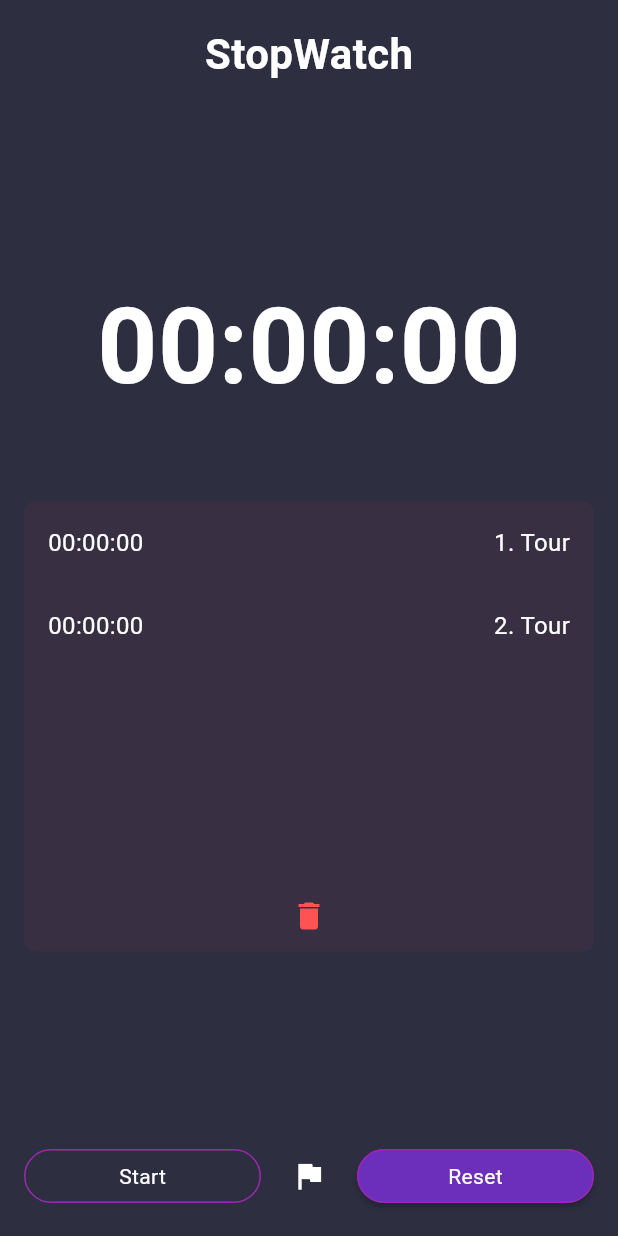
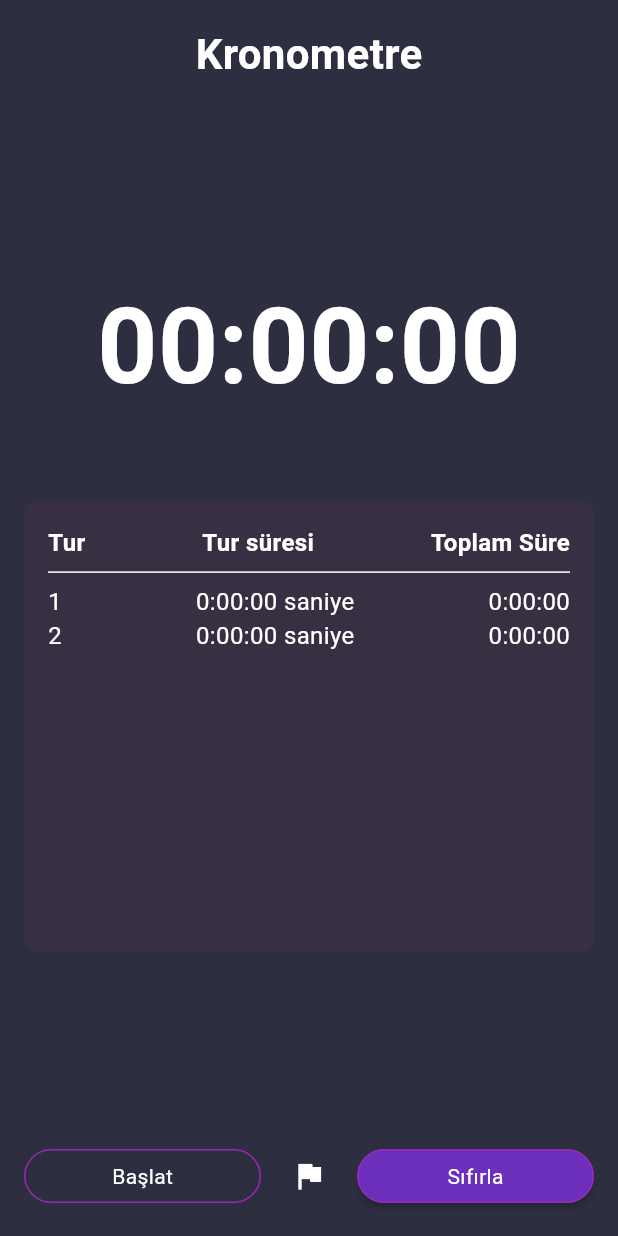
Before and after one commit to rasitesdmr/pokeme, a Flutter app: the StopWatchScreen screen opened directly, item 2 of the bottom bar chosen, after a tap on the "flag" icon, on a phone screen of 412 x 824 dp. Run offline on Flutter 3.47's test engine with Material 3 defaults, Android fonts, the phone set to English and light mode, and no system bars; our stand-ins replace dotted_border, flutter_local_notifications, flutter_slidable, rxdart, sqflite; missing offline and left inert: android_alarm_manager_plus, android_intent, flutter_analog_clock; accounts and stored records are empty.

Commit message:
Stopwatch updated

```diff
--- a/lib/screens/stopwatch_screens.dart
+++ b/lib/screens/stopwatch_screens.dart
@@ -13,7 +13,7 @@ class _StopWatchScreenState extends State<StopWatchScreen> {
   String digitSeconds = "00", digitminutes = "00", digitHours = "00";
   Timer? timer;
   bool started = false;
-  List laps = [];
+  List<Map<String, dynamic>> laps = [];
 
   void stop() {
     timer!.cancel();
@@ -32,15 +32,66 @@ class _StopWatchScreenState extends State<StopWatchScreen> {
       digitminutes = "00";
       digitHours = "00";
       started = false;
+      laps.clear();
     });
   }
 
+  String _calculateTotalTime() {
+    int totalSeconds = laps.fold<int>(0, (previous, lap) => previous + (lap['tur_suresi'] as int? ?? 0));
+    int totalHours = totalSeconds ~/ 3600;
+    int totalMinutes = (totalSeconds % 3600) ~/ 60;
+    int totalRemainingSeconds = totalSeconds % 60;
+
+    return "$totalHours:${totalMinutes.toString().padLeft(2, '0')}:${totalRemainingSeconds.toString().padLeft(2, '0')}";
+  }
+
   void addLaps() {
-    String lap = "$digitHours:$digitminutes:$digitSeconds";
+    int currentSeconds = seconds + (60 * minutes) + (3600 * hours);
+
+    String lapTime = _formatTime(currentSeconds);
+
+    Map<String, dynamic> lapData = {
+      'tur': laps.length + 1,
+      'tur_suresi': (laps.isEmpty) ? "0:00:00" : _calculateDifference(lapTime),
+      'toplam_sure': (laps.isEmpty) ? "0:00:00" : lapTime,
+    };
+
     setState(() {
-      laps.add(lap);
+      laps.add(lapData);
     });
   }
+
+  String _calculateDifference(String currentLapTime) {
+    int currentSeconds = _calculateSeconds(currentLapTime);
+
+    String previousLapTime = laps.last['toplam_sure'];
+    int previousSeconds = _calculateSeconds(previousLapTime);
+
+    int differenceSeconds = currentSeconds - previousSeconds;
+
+    return _formatTime(differenceSeconds);
+  }
+
+  int _calculateSeconds(String lapTime) {
+    List<String> timeParts = lapTime.split(':');
+    int hours = int.parse(timeParts[0]);
+    int minutes = int.parse(timeParts[1]);
+    int seconds = int.parse(timeParts[2]);
+
+    return seconds + (60 * minutes) + (3600 * hours);
+  }
+
+
+  String _formatTime(num seconds) {
+    int hours = seconds ~/ 3600;
+    int minutes = (seconds % 3600) ~/ 60;
+    int remainingSeconds = seconds.toInt() % 60;
+
+    return "$hours:${minutes.toString().padLeft(2, '0')}:${remainingSeconds.toString().padLeft(2, '0')}";
+  }
+
+
+
 
   void start() {
     started = true;
@@ -85,6 +136,7 @@ class _StopWatchScreenState extends State<StopWatchScreen> {
             TextButton(
               onPressed: () {
                 Navigator.of(context).pop(); // Kullanıcı onayı iptal etti.
+
               },
               child: Text("Cancel"),
             ),
@@ -116,7 +168,7 @@ class _StopWatchScreenState extends State<StopWatchScreen> {
             children: [
               Center(
                 child: Text(
-                  "StopWatch",
+                  "Kronometre",
                   style: TextStyle(
                     color: Colors.white,
                     fontSize: 28.0,
@@ -143,52 +195,77 @@ class _StopWatchScreenState extends State<StopWatchScreen> {
                   color: const Color(0xFF32F68), // Tur renk
                   borderRadius: BorderRadius.circular(8.0),
                 ),
+                child: Padding(
+                  padding: const EdgeInsets.all(16.0),
                   child: Column(
+                    crossAxisAlignment: CrossAxisAlignment.start,
                     children: [
-                    Expanded(
-                      child: ListView.builder(
-                        itemCount: laps.length,
-                        itemBuilder: (context, index) {
-                          return Padding(
-                            padding: const EdgeInsets.all(16.0),
-                            child: Row(
+                      Row(
                         mainAxisAlignment: MainAxisAlignment.spaceBetween,
                         children: [
                           Text(
-                                  "${laps[index]}",
+                            "Tur",
+                            style: TextStyle(
+                              color: Colors.white,
+                              fontSize: 16.0,
+                              fontWeight: FontWeight.bold,
+                            ),
+                          ),
+                          Text(
+                            "Tur süresi",
+                            style: TextStyle(
+                              color: Colors.white,
+                              fontSize: 16.0,
+                              fontWeight: FontWeight.bold,
+                            ),
+                          ),
+                          Text(
+                            "Toplam Süre",
+                            style: TextStyle(
+                              color: Colors.white,
+                              fontSize: 16.0,
+                              fontWeight: FontWeight.bold,
+                            ),
+                          ),
+                        ],
+                      ),
+                      Divider(color: Colors.white), // Başlıkların altına çizgi ekliyoruz
+                      ...laps.asMap().entries.map((entry) {
+                        final index = entry.key;
+                        final lap = entry.value;
+
+                        return Row(
+                          mainAxisAlignment: MainAxisAlignment.spaceBetween,
+                          children: [
+                            Text(
+                              "${lap['tur']}",
                               style: TextStyle(
                                 color: Colors.white,
                                 fontSize: 16.0,
                               ),
                             ),
                             Text(
-                                  "${index + 1}. Tour",
+                              "${lap['tur_suresi']} saniye",
+                              style: TextStyle(
+                                color: Colors.white,
+                                fontSize: 16.0,
+                              ),
+                            ),
+                            Text(
+                              "${lap['toplam_sure'] ?? '0:00:00'}",
                               style: TextStyle(
                                 color: Colors.white,
                                 fontSize: 16.0,
                               ),
                             ),
                           ],
-                            ),
                         );
-                        },
-                      ),
-                    ),
-                    SizedBox(
-                      height: 20.0,
-                    ),
-                    // Silme tuşu ekleniyor
-                    IconButton(
-                      color: Colors.redAccent,
-                      onPressed: () {
-                        clearLaps();
-                      },
-                      icon: Icon(Icons.delete),
-                      tooltip: "Clear All Laps",
-                    ),
+                      }).toList(),
                     ],
                   ),
                 ),
+              ),
+
               SizedBox(
                 height: 20.0,
               ),
@@ -204,7 +281,7 @@ class _StopWatchScreenState extends State<StopWatchScreen> {
                         side: BorderSide(color: Colors.purple),
                       ),
                       child: Text(
-                        (!started) ? "Start" : "Pause",
+                        (!started) ? "Başlat" : "Durdur",
                         style: TextStyle(color: Colors.white),
                       ),
                     ),
@@ -232,7 +309,7 @@ class _StopWatchScreenState extends State<StopWatchScreen> {
                         side: BorderSide(color: Colors.purple),
                       ),
                       child: Text(
-                        "Reset",
+                        "Sıfırla",
                         style: TextStyle(color: Colors.white),
                       ),
                     ),
--- a/lib/widgets/navigation_control_builder.dart
+++ b/lib/widgets/navigation_control_builder.dart
@@ -102,7 +102,7 @@ class NavigationControlBuilder {
               color: buttonBarInfo.menuTypeEnum == MenuTypeEnum.pomodoro
                   ? Colors.blue
                   : Colors.white,
-              label: 'StopWatch',
+              label: 'Pomodoro',
               onPressed: () {
                 updateMenu(context, MenuTypeEnum.pomodoro);
               },
```
Lines whose indentation alone changed are shown as unchanged.
